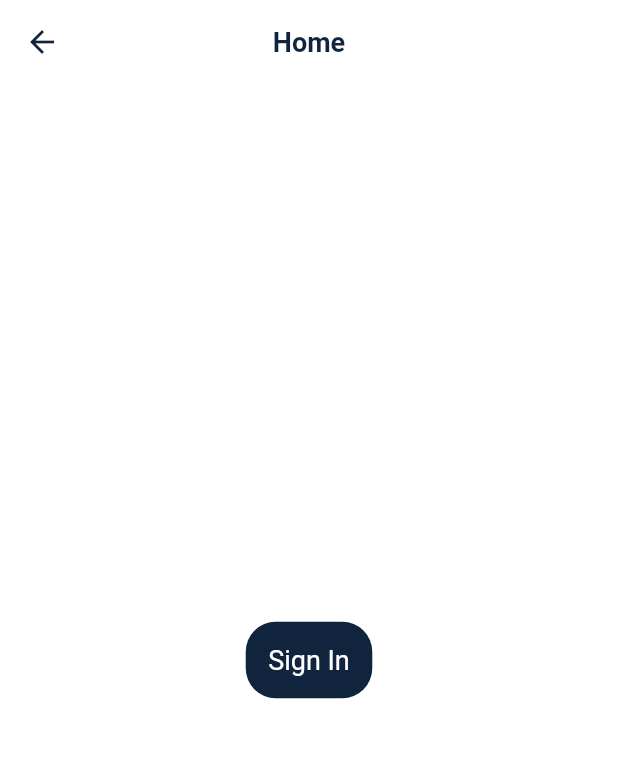
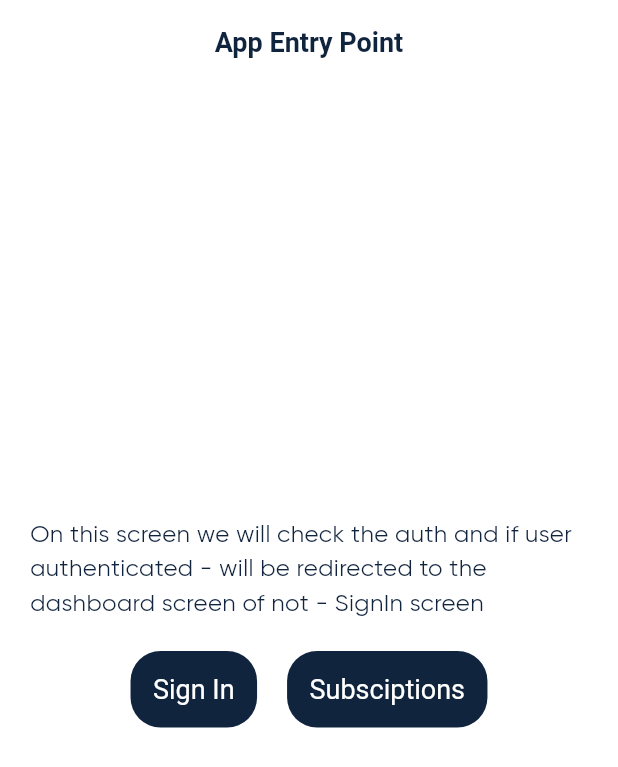
Before and after one commit to deplan-xyz/deplan-subscibtions-client, a Flutter app: the screen it shows after launch, on a phone screen of 412 x 824 dp. Shown: the top 767 px of the screen. Run offline on Flutter 3.47's test engine with Material 3 defaults, Android fonts, the phone set to English and light mode, and no system bars; Roboto replaces fonts that are missing (SF Pro Display).

Commit message:
chore: Update routes and screens for app entry point and subscriptions home

```diff
--- a/lib/app.dart
+++ b/lib/app.dart
@@ -1,6 +1,7 @@
+import 'package:deplan_subscriptions_client/screens/subsciptions_home.dart';
 import 'package:flutter/material.dart';
 import 'package:deplan_subscriptions_client/screens/confirm_subsciption.dart';
-import 'package:deplan_subscriptions_client/screens/home.dart';
+import 'package:deplan_subscriptions_client/screens/entry_point.dart';
 import 'package:deplan_subscriptions_client/screens/signin.dart';
 import 'package:deplan_subscriptions_client/theme/app_theme.dart';
 import 'package:deplan_subscriptions_client/constants/routes.dart';
@@ -14,11 +15,11 @@ class App extends StatelessWidget {
       title: 'DePlan Subscriptions',
       debugShowCheckedModeBanner: false,
       theme: getAppTheme(),
-      home: const Signin(),
-      initialRoute: Routes.home,
+      initialRoute: Routes.entryPoint,
       routes: {
-        Routes.home: (context) => const Home(),
         Routes.signin: (context) => const Signin(),
+        Routes.entryPoint: (context) => const AppEntryPoint(),
+        Routes.subscriptionsHome: (context) => const SubsciptionsHome(),
         Routes.confirmSubscription: (context) => const ConfirmSubsciption(),
       },
     );
--- a/lib/constants/routes.dart
+++ b/lib/constants/routes.dart
@@ -1,6 +1,7 @@
 // create a record with a router names
 class Routes {
-  static const String home = '/home';
+  static const String subscriptionsHome = '/subscriptions';
+  static const String entryPoint = '/entry-ppoint';
   static const String signin = '/signin';
   static const String confirmSubscription = '/confirm-subscription';
 }
--- /dev/null
+++ b/lib/screens/entry_point.dart
@@ -0,0 +1,44 @@
+import 'package:flutter/material.dart';
+import 'package:deplan_subscriptions_client/constants/routes.dart';
+
+class AppEntryPoint extends StatelessWidget {
+  const AppEntryPoint({super.key});
+
+  @override
+  Widget build(BuildContext context) {
+    return Scaffold(
+      appBar: AppBar(
+        title: const Text('App Entry Point'),
+      ),
+      body: SafeArea(
+        minimum: const EdgeInsets.fromLTRB(20, 20, 20, 70),
+        child: Center(
+          child: Column(mainAxisAlignment: MainAxisAlignment.center, children: [
+            const Text(
+                'On this screen we will check the auth and if user authenticated - will be redirected to the dashboard screen of not - SignIn screen'),
+            const SizedBox(height: 20),
+            Row(
+              mainAxisAlignment: MainAxisAlignment.center,
+              children: [
+                ElevatedButton(
+                  onPressed: () {
+                    Navigator.pushNamed(context, Routes.signin);
+                  },
+                  child: const Text('Sign In'),
+                ),
+                const SizedBox(width: 20),
+                ElevatedButton(
+                  onPressed: () {
+                    Navigator.pushReplacementNamed(
+                        context, Routes.subscriptionsHome);
+                  },
+                  child: const Text('Subsciptions'),
+                )
+              ],
+            )
+          ]),
+        ),
+      ),
+    );
+  }
+}
--- a/lib/screens/home.dart
+++ /dev/null
@@ -1,23 +0,0 @@
-import 'package:flutter/material.dart';
-import 'package:deplan_subscriptions_client/constants/routes.dart';
-
-class Home extends StatelessWidget {
-  const Home({super.key});
-
-  @override
-  Widget build(BuildContext context) {
-    return Scaffold(
-      appBar: AppBar(
-        title: const Text('Home'),
-      ),
-      body: Center(
-        child: ElevatedButton(
-          onPressed: () {
-            Navigator.pushNamed(context, Routes.signin);
-          },
-          child: const Text('Sign In'),
-        ),
-      ),
-    );
-  }
-}
--- /dev/null
+++ b/lib/screens/subsciptions_home.dart
@@ -0,0 +1,17 @@
+import 'package:flutter/material.dart';
+
+class SubsciptionsHome extends StatelessWidget {
+  const SubsciptionsHome({super.key});
+
+  @override
+  Widget build(BuildContext context) {
+    return Scaffold(
+      appBar: AppBar(
+        title: const Text('Subsciptions Home'),
+      ),
+      body: const Center(
+        child: Text('Subsciptions Home'),
+      ),
+    );
+  }
+}
```
Also changed, not shown: lib/screens/signin.dart (+66 -7 lines).
